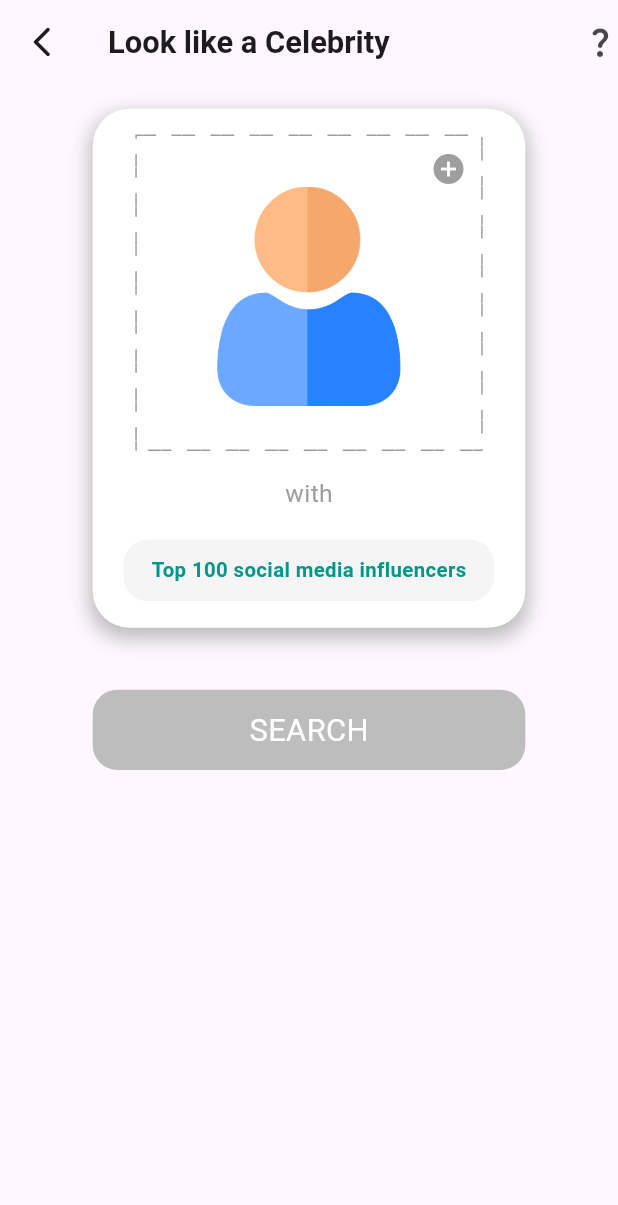
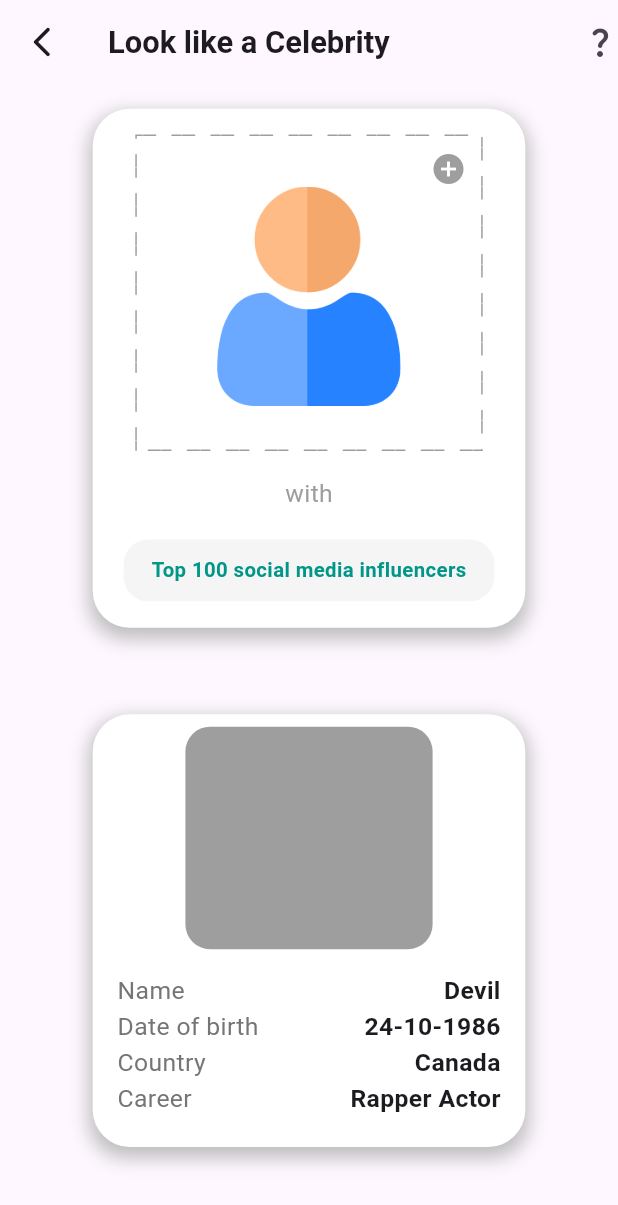
Before and after one commit to IzzaTech-Hub/face-scanner, a Flutter app: the screen it shows after launch, after a tap on "Looks like a", on a phone screen of 412 x 824 dp. Shown: the top 1205 px of the screen. Run offline on Flutter 3.47's test engine with Material 3 defaults, Android fonts, the light colour scheme and no system bars; drawn by our look-alikes of dotted_border; our stand-ins replace get, image_picker.

Commit message:
after first push

```diff
--- a/lib/app/modules/controller/celebrity_look_ctl.dart
+++ b/lib/app/modules/controller/celebrity_look_ctl.dart
@@ -6,6 +6,8 @@ import 'package:image_picker/image_picker.dart';
 class CelebrityLookCtl extends GetxController {
   var selectedImage = Rx<File?>(null);
   final ImagePicker _picker = ImagePicker();
+
+  RxBool isTrue = false.obs;
 
   @override
   void onInit() {
--- a/lib/app/modules/views/celebrity_look.dart
+++ b/lib/app/modules/views/celebrity_look.dart
@@ -156,13 +156,14 @@ class CelebrityLook extends GetView<CelebrityLookCtl> {
             ),
           ),
           verticalSpace(SizeConfig.blockSizeVertical * 5),
-          Container(
+          controller.isTrue.value
+              ? Container(
                   height: SizeConfig.blockSizeVertical * 6.5,
                   width: SizeConfig.blockSizeHorizontal * 70,
                   decoration: BoxDecoration(
                       color: Colors.grey.shade400,
-                borderRadius:
-                    BorderRadius.circular(SizeConfig.blockSizeHorizontal * 4)),
+                      borderRadius: BorderRadius.circular(
+                          SizeConfig.blockSizeHorizontal * 4)),
                   child: Center(
                     child: Text(
                       "SEARCH",
@@ -172,6 +173,68 @@ class CelebrityLook extends GetView<CelebrityLookCtl> {
                           color: Colors.white),
                     ),
                   ),
+                )
+              : Container(),
+          verticalSpace(SizeConfig.blockSizeVertical * 2),
+          Container(
+            height: SizeConfig.blockSizeVertical * 35,
+            width: SizeConfig.blockSizeHorizontal * 70,
+            decoration: BoxDecoration(
+                boxShadow: [
+                  BoxShadow(
+                    color: Colors.grey.shade400, // Shadow color
+                    spreadRadius: 2, // Spread radius
+                    blurRadius: 10, // Blur radius
+                    offset: Offset(0, 5), // Offset in x and y direction
+                  ),
+                ],
+                color: Colors.white,
+                borderRadius:
+                    BorderRadius.circular(SizeConfig.blockSizeHorizontal * 6)),
+            child: Column(
+              children: [
+                Container(
+                  margin:
+                      EdgeInsets.only(top: SizeConfig.blockSizeVertical * 1),
+                  height: SizeConfig.blockSizeVertical * 18,
+                  width: SizeConfig.blockSizeHorizontal * 40,
+                  decoration: BoxDecoration(
+                      color: Colors.grey,
+                      borderRadius: BorderRadius.circular(
+                          SizeConfig.blockSizeHorizontal * 4)),
+                ),
+                verticalSpace(SizeConfig.blockSizeVertical * 2),
+                bio_data("Name", "Devil"),
+                bio_data("Date of birth", "24-10-1986"),
+                bio_data("Country", "Canada"),
+                bio_data("Career", "Rapper Actor"),
+              ],
+            ),
+          )
+        ],
+      ),
+    );
+  }
+
+  Widget bio_data(String text1, String text2) {
+    return Padding(
+      padding: EdgeInsets.symmetric(
+        horizontal: SizeConfig.blockSizeHorizontal * 4,
+      ),
+      child: Row(
+        mainAxisAlignment: MainAxisAlignment.spaceBetween,
+        children: [
+          Text(
+            text1,
+            style: TextStyle(
+                fontSize: SizeConfig.blockSizeHorizontal * 4,
+                color: Colors.grey.shade600),
+          ),
+          Text(
+            text2,
+            style: TextStyle(
+                fontSize: SizeConfig.blockSizeHorizontal * 4,
+                fontWeight: FontWeight.bold),
           )
         ],
       ),
--- a/lib/app/modules/views/home_view.dart
+++ b/lib/app/modules/views/home_view.dart
@@ -1,4 +1,5 @@
 import 'package:face_scanner/app/routes/app_pages.dart';
+import 'package:face_scanner/app/utills/images.dart';
 import 'package:face_scanner/app/utills/size_config.dart';
 import 'package:flutter/material.dart';
 import 'package:get/get.dart';
@@ -46,23 +47,25 @@ class HomeView extends StatelessWidget {
                 mainAxisAlignment: MainAxisAlignment.spaceAround,
                 children: [
                   Container(
-                    height: SizeConfig.blockSizeVertical * 10,
-                    width: SizeConfig.blockSizeHorizontal * 10,
-                    decoration: BoxDecoration(
-                        borderRadius: BorderRadius.circular(
-                            SizeConfig.blockSizeHorizontal * 7),
-                        color: Colors.amber),
+                    height: SizeConfig.blockSizeVertical * 12,
+                    width: SizeConfig.blockSizeHorizontal * 20,
+                    decoration: BoxDecoration(),
+                    child: Image.asset(AppImages.face_beauty),
                   ),
                   Column(
                     mainAxisAlignment: MainAxisAlignment.spaceEvenly,
                     children: [
                       Container(
                         height: SizeConfig.blockSizeVertical * 10,
-                        width: SizeConfig.blockSizeHorizontal * 10,
+                        width: SizeConfig.blockSizeHorizontal * 20,
                         decoration: BoxDecoration(
-                            borderRadius: BorderRadius.circular(
-                                SizeConfig.blockSizeHorizontal * 7),
-                            color: Colors.amber),
+                          borderRadius: BorderRadius.circular(
+                              SizeConfig.blockSizeHorizontal * 7),
+                        ),
+                        child: Image.asset(
+                          AppImages.analysis,
+                          color: Colors.black,
+                        ),
                       ),
                       Text(
                         "Face Beauty Analysis",
@@ -88,21 +91,38 @@ class HomeView extends StatelessWidget {
                   Get.toNamed(Routes.CELEBRITYLOOK);
                 },
                 child: scanner_modes(Color(0xFFD06810), Color(0xFFCA986F),
-                    "Looks like a", "Celebrity"),
+                    AppImages.celebrity_look, "Looks like a", "Celebrity"),
               ),
-              scanner_modes(Color.fromARGB(255, 71, 216, 76),
-                  Color.fromARGB(255, 113, 209, 111), "Facial Symmetery", ""),
+              scanner_modes(
+                  Color.fromARGB(255, 71, 216, 76),
+                  Color.fromARGB(255, 113, 209, 111),
+                  AppImages.facial_symmetry,
+                  "Facial Symmetery",
+                  ""),
               scanner_modes(
                   Color(0xFFBF04C3),
                   Color.fromARGB(255, 226, 134, 228),
+                  AppImages.beauty_score,
                   "Beauty Score",
                   "Showdown"),
-              scanner_modes(Color.fromARGB(255, 0, 201, 252),
-                  Color.fromARGB(255, 140, 223, 241), "Facial", "Resemblance"),
-              scanner_modes(Color(0xFF7E51FF),
-                  Color.fromARGB(255, 161, 134, 238), "Face Reading", ""),
-              scanner_modes(Color.fromARGB(255, 236, 240, 14),
-                  Color.fromARGB(255, 228, 240, 102), "Beauty Tips", ""),
+              scanner_modes(
+                  Color.fromARGB(255, 0, 201, 252),
+                  Color.fromARGB(255, 140, 223, 241),
+                  AppImages.face_resemblance,
+                  "Facial",
+                  "Resemblance"),
+              scanner_modes(
+                  Color(0xFF7E51FF),
+                  Color.fromARGB(255, 161, 134, 238),
+                  AppImages.face_reading,
+                  "Face Reading",
+                  ""),
+              scanner_modes(
+                  Color.fromARGB(255, 236, 240, 14),
+                  Color.fromARGB(255, 228, 240, 102),
+                  AppImages.beauty_tips,
+                  "Beauty Tips",
+                  ""),
             ],
           )
         ],
@@ -110,7 +130,8 @@ class HomeView extends StatelessWidget {
     );
   }
 
-  Widget scanner_modes(Color color1, Color color2, String text1, String text2) {
+  Widget scanner_modes(
+      Color color1, Color color2, String image, String text1, String text2) {
     return Container(
       margin: EdgeInsets.all(SizeConfig.blockSizeHorizontal * 2),
       decoration: BoxDecoration(
@@ -126,7 +147,7 @@ class HomeView extends StatelessWidget {
           Container(
             height: SizeConfig.blockSizeVertical * 10,
             width: SizeConfig.blockSizeHorizontal * 20,
-            color: Colors.red,
+            child: Image.asset(image),
           ),
           Column(
             mainAxisAlignment: MainAxisAlignment.center,
--- a/lib/app/utills/images.dart
+++ b/lib/app/utills/images.dart
@@ -1,3 +1,11 @@
 class AppImages {
   static const user = "assets/images/user.png";
+  static const beauty_tips = "assets/images/beauty_tips.png";
+  static const celebrity_look = "assets/images/celebrity_look.png";
+  static const face_beauty = "assets/images/face_beauty.png";
+  static const face_reading = "assets/images/face_reading.png";
+  static const facial_symmetry = "assets/images/facial_symmetry.png";
+  static const face_resemblance = "assets/images/face_resemblance.png";
+  static const beauty_score = "assets/images/beauty_score.png";
+  static const analysis = "assets/images/analysis.png";
 }
```
Also changed, not shown: assets/images/analysis.png (added), assets/images/beauty_score.png (added), assets/images/beauty_tips.png (added), assets/images/celebrity_look.png (added), assets/images/face_beauty.png (added), assets/images/face_reading.png (added), assets/images/face_resemblance.png (added), assets/images/facial_symmetry.png (added). Lines whose indentation alone changed are shown as unchanged.
